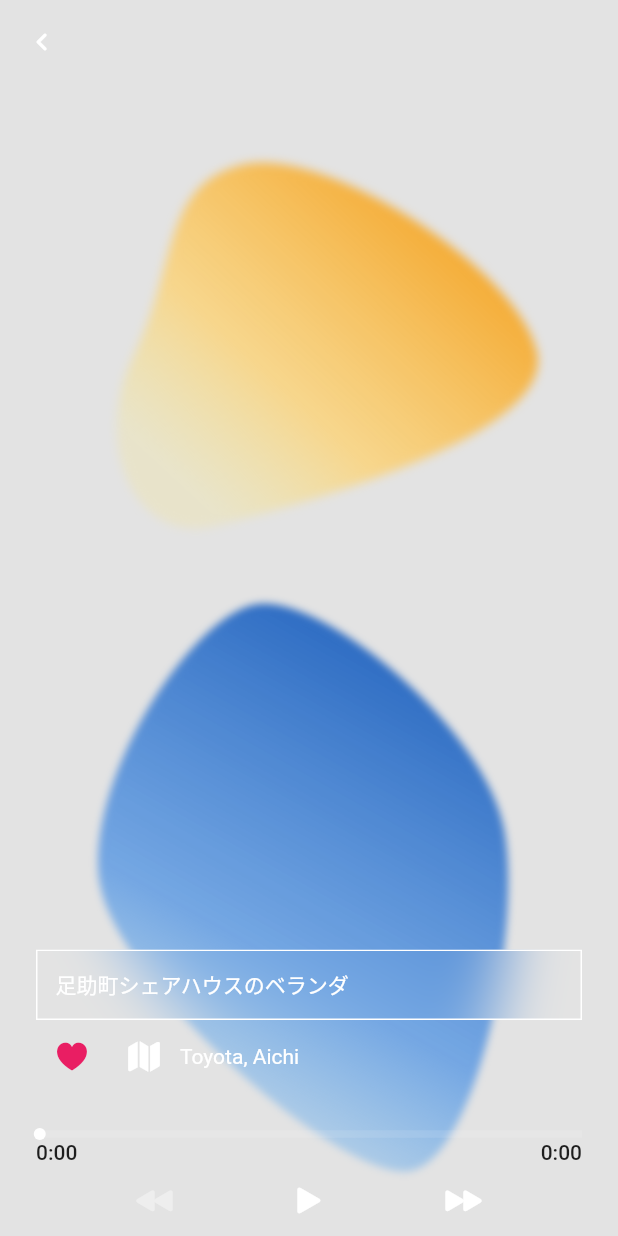
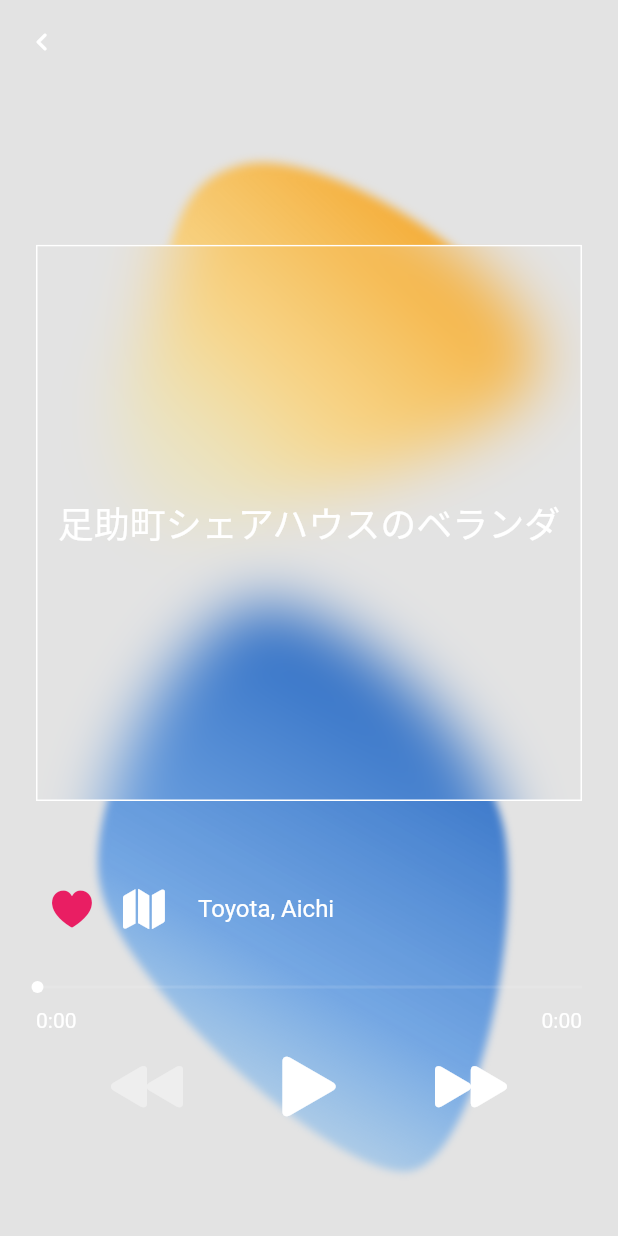
Before and after one commit to Recap-dev/Aoku, a Flutter app: the screen it shows after launch, after a tap on "足助町シェアハウスのベランダ", on a phone screen of 412 x 824 dp. Run offline on Flutter 3.47's test engine with Material 2 defaults, Android fonts, the phone set to English and light mode, and no system bars; drawn by our look-alikes of audio_video_progress_bar; our stand-ins replace audioplayers, firebase_core, google_maps_flutter; accounts and stored records are empty; Roboto replaces fonts that are missing (Noto-Serif-Japanese).

Commit message:
feat(play_page.dart): new style!

```diff
--- a/lib/pages/play_page.dart
+++ b/lib/pages/play_page.dart
@@ -141,28 +141,31 @@ class _PlayPageState extends State<PlayPage> {
                                       sigmaX: 20.0, sigmaY: 20.0),
                                   child: Container(
                                     width: double.infinity,
+                                    height:
+                                        MediaQuery.of(context).size.width * 0.9,
                                     decoration: BoxDecoration(
                                       border: Border.all(
                                         color: Colors.white,
                                         width: 1,
                                       ),
                                     ),
-                                    child: Padding(
-                                      padding: const EdgeInsets.symmetric(
-                                        horizontal: 12.0,
-                                        vertical: 12.0,
-                                      ),
+                                    child: Center(
                                       child: Text(
                                         widget.currentTitle,
                                         style: const TextStyle(
                                           color: Colors.white,
+                                          fontSize: 24.0,
                                         ),
                                       ),
                                     ),
                                   ),
                                 ),
                               ),
+                              const SizedBox(
+                                height: 48.0,
+                              ),
                               Row(
+                                crossAxisAlignment: CrossAxisAlignment.center,
                                 children: [
                                   const IconButton(
                                     icon: Icon(
@@ -170,6 +173,7 @@ class _PlayPageState extends State<PlayPage> {
                                       color: Colors.pink,
                                     ),
                                     onPressed: null,
+                                    iconSize: 32.0,
                                   ),
                                   IconButton(
                                     icon: const Icon(
@@ -177,13 +181,19 @@ class _PlayPageState extends State<PlayPage> {
                                       color: Colors.white,
                                     ),
                                     onPressed: _onMapTapped,
+                                    iconSize: 32.0,
+                                  ),
+                                  const SizedBox(
+                                    width: 12.0,
                                   ),
                                   GestureDetector(
                                     onTap: _onMapTapped,
                                     child: Text(
                                       '${widget.city}, ${widget.province}',
-                                      style:
-                                          const TextStyle(color: Colors.white),
+                                      style: const TextStyle(
+                                        color: Colors.white,
+                                        fontSize: 16.0,
+                                      ),
                                     ),
                                   ),
                                 ],
@@ -200,6 +210,7 @@ class _PlayPageState extends State<PlayPage> {
                               return ProgressBar(
                                 progress: _currentPosition,
                                 total: _currentDuration,
+                                barHeight: 2,
                                 barCapShape: BarCapShape.square,
                                 thumbColor: Colors.white,
                                 baseBarColor: Colors.white.withOpacity(0.1),
@@ -207,6 +218,10 @@ class _PlayPageState extends State<PlayPage> {
                                 bufferedBarColor: Colors.transparent,
                                 thumbRadius: 4,
                                 thumbGlowRadius: 6,
+                                timeLabelTextStyle: const TextStyle(
+                                  color: Colors.white,
+                                ),
+                                timeLabelPadding: 10.0,
                                 onSeek: (Duration duration) {
                                   HapticFeedback.selectionClick();
                                   _audioPlayer.seek(duration);
@@ -218,7 +233,8 @@ class _PlayPageState extends State<PlayPage> {
                               );
                             }),
                         Row(
-                          mainAxisAlignment: MainAxisAlignment.spaceEvenly,
+                          mainAxisAlignment: MainAxisAlignment.center,
+                          crossAxisAlignment: CrossAxisAlignment.center,
                           children: [
                             IconButton(
                               onPressed:
@@ -229,25 +245,35 @@ class _PlayPageState extends State<PlayPage> {
                                     ? Colors.white.withOpacity(0.4)
                                     : Colors.white,
                               ),
+                              iconSize: 48,
                             ),
-                            !_isPlaying
-                                ? IconButton(
+                            const SizedBox(
+                              width: 40,
+                            ),
+                            if (!_isPlaying)
+                              IconButton(
                                 onPressed: () {
                                   _onPlay();
                                 },
                                 icon: const Icon(
-                                      CupertinoIcons.play_arrow_solid,
+                                  CupertinoIcons.play_fill,
                                   color: Colors.white,
                                 ),
+                                iconSize: 56,
                               )
-                                : IconButton(
+                            else
+                              IconButton(
                                 onPressed: () {
                                   _onPause();
                                 },
                                 icon: const Icon(
-                                      CupertinoIcons.pause_solid,
+                                  CupertinoIcons.pause_fill,
                                   color: Colors.white,
                                 ),
+                                iconSize: 56,
+                              ),
+                            const SizedBox(
+                              width: 40,
                             ),
                             IconButton(
                               onPressed: widget.currentIndex ==
@@ -261,9 +287,13 @@ class _PlayPageState extends State<PlayPage> {
                                     ? Colors.white.withOpacity(0.4)
                                     : Colors.white,
                               ),
+                              iconSize: 48,
                             ),
                           ],
-                        )
+                        ),
+                        const SizedBox(
+                          height: 64,
+                        ),
                       ],
                     ),
                   ),
```
Lines whose indentation alone changed are shown as unchanged.
